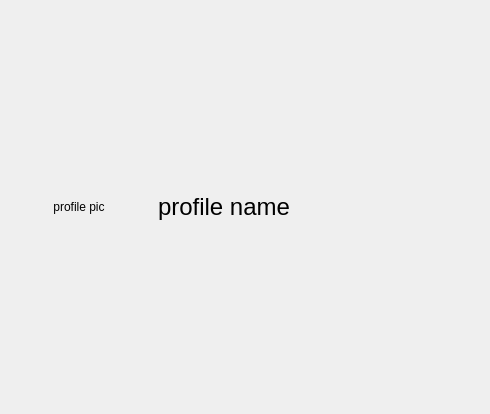
marcos-188/deadlock-stats, file qt-designer/profile.ui: the form before one commit; both pictures show x 0 to 490 and y 0 to 414 of the 977 by 414 pixel window.
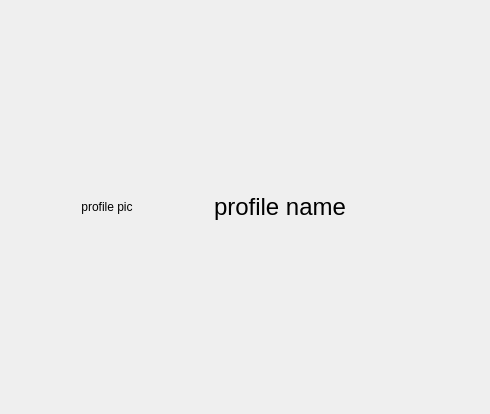
The form after the commit.

Patch:
```diff
--- a/qt-designer/profile.ui
+++ b/qt-designer/profile.ui
@@ -39,8 +39,8 @@
      </property>
      <property name="minimumSize">
       <size>
-       <width>128</width>
-       <height>128</height>
+       <width>184</width>
+       <height>184</height>
       </size>
      </property>
      <property name="text">
```
